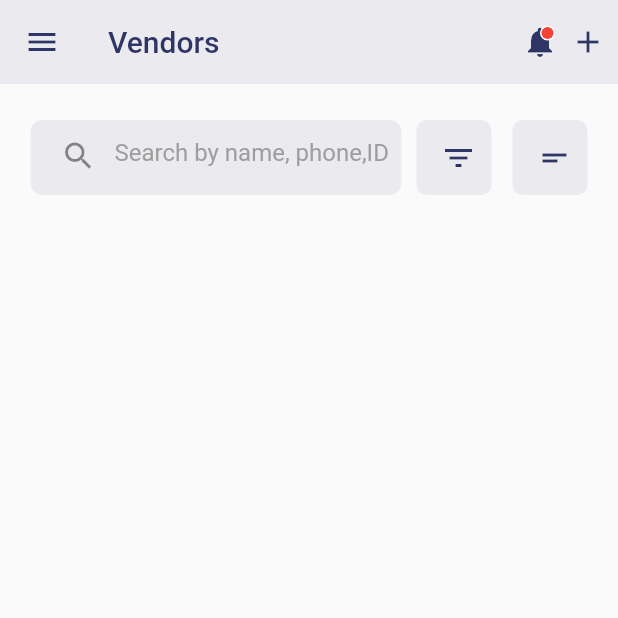
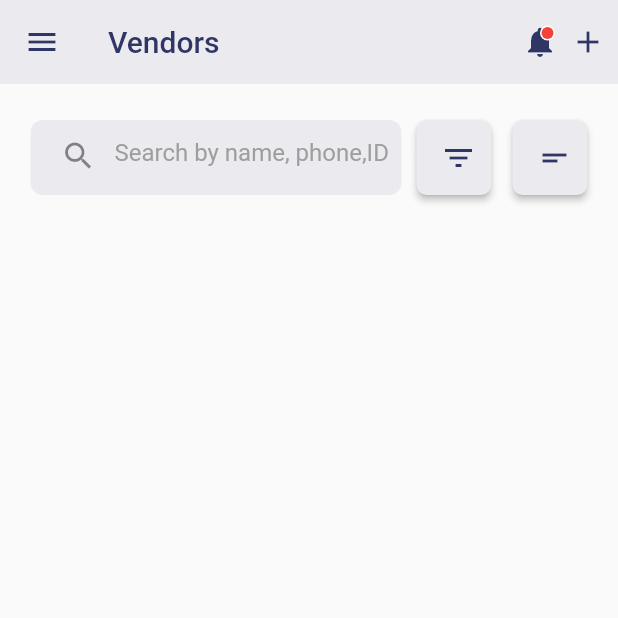
Before and after one commit to YousefHamarsheh/XYLOMobileApp, a Flutter app: the screen it shows after launch, after a tap on "Pin", after a tap on "LOGIN", on a phone screen of 412 x 824 dp, the top half of it. Run offline on Flutter 3.47's test engine with Material 2 defaults, Android fonts, the phone set to English and light mode, and no system bars; our stand-ins replace flutter_switch, image_picker, modal_bottom_sheet; missing offline and left inert: responsive_flutter, xid; network calls fail; project files that could hold a hidden picture were left out.

Commit message:
second commit

```diff
--- a/lib/compononts/filtter_btn.dart
+++ b/lib/compononts/filtter_btn.dart
@@ -1,5 +1,3 @@
-
-
 import 'package:flutter/material.dart';
 
 import '../config.dart';
@@ -16,11 +14,13 @@ class FiltterButton extends StatelessWidget {
         width: 50,
         height: 50,
         // ignore: deprecated_member_use
-        child: FlatButton(
+        child: ElevatedButton(
           onPressed: onPress,
-          color: kPrymeryColor1,
-          shape: const RoundedRectangleBorder(
-              borderRadius: BorderRadius.all(Radius.circular(7))),
+          style: ElevatedButton.styleFrom(
+            primary: kPrymeryColor1,
+            shape: const RoundedRectangleBorder(
+                borderRadius: BorderRadius.all(Radius.circular(7))),
+          ),
           child: const Icon(
             Icons.filter_list_outlined,
             color: textheadlinecolor,
--- a/lib/compononts/sort_button.dart
+++ b/lib/compononts/sort_button.dart
@@ -1,5 +1,3 @@
-
-
 import 'package:flutter/material.dart';
 
 import '../config.dart';
@@ -16,11 +14,13 @@ class SortButton extends StatelessWidget {
         width: 50,
         height: 50,
         // ignore: deprecated_member_use
-        child: FlatButton(
+        child: ElevatedButton(
           onPressed: onPress,
-          color: kPrymeryColor1,
-          shape: const RoundedRectangleBorder(
-              borderRadius: BorderRadius.all(Radius.circular(7))),
+          style: ElevatedButton.styleFrom(
+            primary: kPrymeryColor1,
+            shape: const RoundedRectangleBorder(
+                borderRadius: BorderRadius.all(Radius.circular(7))),
+          ),
           child: const Icon(
             Icons.short_text,
             color: textheadlinecolor,
--- a/lib/screens/login/login.dart
+++ b/lib/screens/login/login.dart
@@ -69,16 +69,18 @@ class _LoginState extends State<Login> {
       width: 150,
       height: 50,
       // ignore: deprecated_member_use
-      child: FlatButton(
+      child: ElevatedButton(
         onPressed: () {
           setState(() {
             isUserMode = true;
           });
         },
-        color: isUserMode ? kPrymeryColor2 : kPrymeryColor1,
+        style: ElevatedButton.styleFrom(
+          primary: isUserMode ? kPrymeryColor2 : kPrymeryColor1,
           shape: const RoundedRectangleBorder(
               borderRadius: BorderRadius.only(
                   topLeft: Radius.circular(7), bottomLeft: Radius.circular(7))),
+        ),
         child: Row(
           mainAxisAlignment: MainAxisAlignment.center,
           children: [
@@ -108,16 +110,19 @@ class _LoginState extends State<Login> {
       width: 150,
       height: 50,
       // ignore: deprecated_member_use
-      child: FlatButton(
+      child: ElevatedButton(
         onPressed: () {
           setState(() {
             isUserMode = false;
           });
         },
-        color: !isUserMode ? kPrymeryColor2 : kPrymeryColor1,
+        style: ElevatedButton.styleFrom(
+          primary: !isUserMode ? kPrymeryColor2 : kPrymeryColor1,
           shape: const RoundedRectangleBorder(
               borderRadius: BorderRadius.only(
-                topRight: Radius.circular(7), bottomRight: Radius.circular(7))),
+                  topRight: Radius.circular(7),
+                  bottomRight: Radius.circular(7))),
+        ),
         child: Row(
           mainAxisAlignment: MainAxisAlignment.center,
           children: [
@@ -209,14 +214,16 @@ class _LoginState extends State<Login> {
         width: 350,
         height: 50,
         // ignore: deprecated_member_use
-        child: FlatButton(
+        child: ElevatedButton(
           onPressed: () {
             Navigator.push(context,
                 MaterialPageRoute(builder: (context) => const NavBar()));
           },
-          color: kPrymeryColor2,
+          style: ElevatedButton.styleFrom(
+            primary: kPrymeryColor2,
             shape: const RoundedRectangleBorder(
                 borderRadius: BorderRadius.all(Radius.circular(5))),
+          ),
           child: const Text(
             "LOGIN",
             style: TextStyle(
```
Also changed, not shown: lib/compononts/bottombar.dart (+13 -9 lines), lib/compononts/delete_alert.dart (+15 -9 lines), lib/screens/customer/customer_trance.dart (+7 -5 lines), lib/screens/user/user_trans.dart (+7 -5 lines), lib/screens/vendor/vendor_trance.dart (+7 -5 lines), pubspec.lock, 1 other file. Lines whose indentation alone changed are shown as unchanged.
